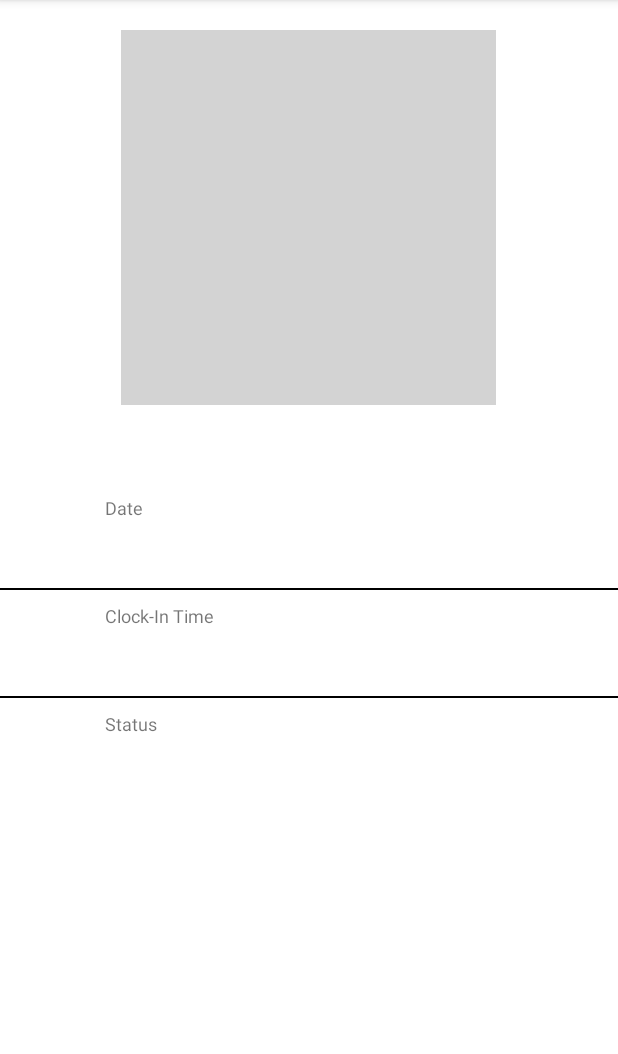
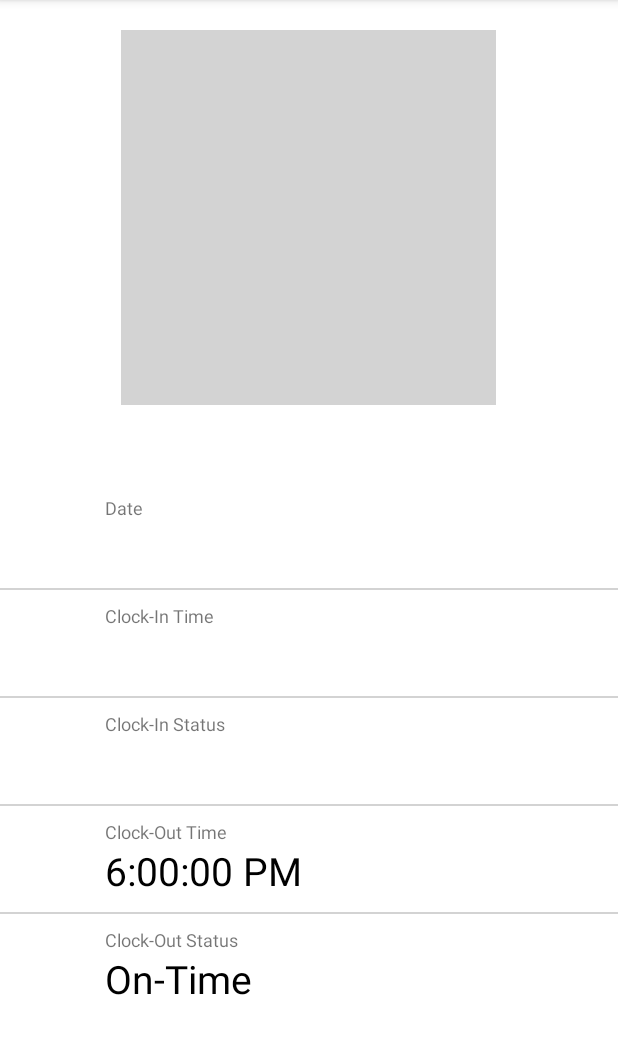
Before and after one commit to Ai-nihil/Time-I.T, an Android app: the UserAttendanceRecordDetailsActivity screen opened directly, with no data from a screen before it, on a phone screen of 412 x 824 dp, the part 84-1138 px from its top. Run offline under Robolectric (Android 15) with nearby library versions, the phone set to English and light mode, and no system bars; 5 statements that could not run were skipped.

Commit message:
Test clock-out button again and revised attendance records and details

```diff
--- a/app/src/main/java/com/example/ojtproject/ListAdapter.java
+++ b/app/src/main/java/com/example/ojtproject/ListAdapter.java
@@ -36,11 +36,15 @@ public class ListAdapter extends ArrayAdapter<ReadWriteUserTimeDetails> {
         TextView listItemTextViewDateDay = convertView.findViewById(R.id.listItemTextViewDateDay);
         TextView listItemTextViewDateTimeClockIn = convertView.findViewById(R.id.listItemTextViewDateTimeClockIn);
         TextView listItemTextViewStatusClockIn = convertView.findViewById(R.id.listItemTextViewStatusClockIn);
+        TextView listItemTextViewDateTimeClockOut = convertView.findViewById(R.id.listItemTextViewDateTimeClockOut);
+        TextView listItemTextViewStatusClockOut = convertView.findViewById(R.id.listItemTextViewStatusClockOut);
 
         //Initialize TextView values of each list item in the list view of UserAttendanceRecordsActivity with data from FireBase
         listItemTextViewDateDay.setText(readWriteUserTimeDetails.getDateDay());
         listItemTextViewDateTimeClockIn.setText(readWriteUserTimeDetails.getDateClockInTime());
         listItemTextViewStatusClockIn.setText(readWriteUserTimeDetails.getClockInStatus());
+        listItemTextViewDateTimeClockOut.setText(readWriteUserTimeDetails.getDateClockOutTime());
+        listItemTextViewStatusClockOut.setText(readWriteUserTimeDetails.getClockOutStatus());
 
         return convertView;
     }
--- a/app/src/main/java/com/example/ojtproject/UserAttendanceRecordDetailsActivity.java
+++ b/app/src/main/java/com/example/ojtproject/UserAttendanceRecordDetailsActivity.java
@@ -32,12 +32,20 @@ public class UserAttendanceRecordDetailsActivity extends AppCompatActivity {
             userAttendanceRecordDetailsActivityTextViewDayDateValue.setText(dateDay);
 
             userAttendanceRecordDetailsActivityTextViewClockInTimeValue = findViewById(R.id.userAttendanceRecordDetailsActivityTextViewClockInTimeValue);
-            String dateTime = selectedRecord.getDateClockInTime();
-            userAttendanceRecordDetailsActivityTextViewClockInTimeValue.setText(dateTime);
+            String dateClockInTime = selectedRecord.getDateClockInTime();
+            userAttendanceRecordDetailsActivityTextViewClockInTimeValue.setText(dateClockInTime);
 
             userAttendanceRecordDetailsActivityTextViewClockInStatusValue = findViewById(R.id.userAttendanceRecordDetailsActivityTextViewClockInStatusValue);
-            String status = selectedRecord.getClockInStatus();
-            userAttendanceRecordDetailsActivityTextViewClockInStatusValue.setText(status);
+            String clockInStatus = selectedRecord.getClockInStatus();
+            userAttendanceRecordDetailsActivityTextViewClockInStatusValue.setText(clockInStatus);
+
+            userAttendanceRecordDetailsActivityTextViewClockInTimeValue = findViewById(R.id.userAttendanceRecordDetailsActivityTextViewClockInTimeValue);
+            String dateClockOutTime = selectedRecord.getDateClockInTime();
+            userAttendanceRecordDetailsActivityTextViewClockInTimeValue.setText(dateClockOutTime);
+
+            userAttendanceRecordDetailsActivityTextViewClockInStatusValue = findViewById(R.id.userAttendanceRecordDetailsActivityTextViewClockInStatusValue);
+            String clockOutStatus = selectedRecord.getClockInStatus();
+            userAttendanceRecordDetailsActivityTextViewClockInStatusValue.setText(clockOutStatus);
         }
     }
 }
--- a/app/src/main/res/layout/activity_user_attendance_record_details.xml
+++ b/app/src/main/res/layout/activity_user_attendance_record_details.xml
@@ -21,8 +21,6 @@
         android:layout_width="match_parent"
         android:layout_height="wrap_content"
         android:layout_marginTop="50dp"
-        android:clickable="true"
-        android:focusable="true"
         android:background="?attr/selectableItemBackground"
         android:layout_below="@+id/profile_image"
         android:paddingVertical="10dp">
@@ -55,7 +53,7 @@
         android:layout_below="@+id/userAttendanceRecordDetailsActivityTextViewDayDateRelativeLayout"
         android:layout_width="match_parent"
         android:layout_height="1dp"
-        android:background="#000000"/>
+        android:background="@color/light_gray"/>
 
     <RelativeLayout
         android:id="@+id/userAttendanceRecordDetailsActivityTextViewClockInTimeLayout"
@@ -93,14 +91,12 @@
         android:layout_below="@+id/userAttendanceRecordDetailsActivityTextViewClockInTimeLayout"
         android:layout_width="match_parent"
         android:layout_height="1dp"
-        android:background="#000000"/>
+        android:background="@color/light_gray"/>
 
     <RelativeLayout
         android:id="@+id/userAttendanceRecordDetailsActivityTextViewClockInStatusLayout"
         android:layout_width="match_parent"
         android:layout_height="wrap_content"
-        android:clickable="true"
-        android:focusable="true"
         android:background="?attr/selectableItemBackground"
         android:layout_below="@id/userAttendanceRecordDetailsActivityTextViewClockInTimeLayout"
         android:paddingVertical="10dp">
@@ -114,7 +110,7 @@
             <TextView
                 android:layout_width="wrap_content"
                 android:layout_height="wrap_content"
-                android:text="Status"
+                android:text="Clock-In Status"
                 android:textSize="12sp"/>
 
             <TextView
@@ -127,6 +123,82 @@
 
         </LinearLayout>
 
+    </RelativeLayout>
+
+    <View
+        android:layout_below="@+id/userAttendanceRecordDetailsActivityTextViewClockInStatusLayout"
+        android:layout_width="match_parent"
+        android:layout_height="1dp"
+        android:background="@color/light_gray"/>
+
+    <RelativeLayout
+        android:id="@+id/userAttendanceRecordDetailsActivityTextViewClockOutTimeLayout"
+        android:layout_width="match_parent"
+        android:layout_height="wrap_content"
+        android:layout_below="@+id/userAttendanceRecordDetailsActivityTextViewClockInStatusLayout"
+        android:paddingVertical="10dp">
+
+
+        <LinearLayout
+            android:layout_width="wrap_content"
+            android:layout_height="wrap_content"
+            android:orientation="vertical"
+            android:layout_marginStart="70dp">
+
+            <TextView
+                android:layout_width="wrap_content"
+                android:layout_height="wrap_content"
+                android:text="Clock-Out Time"
+                android:textSize="12sp"/>
+
+            <TextView
+                android:id="@+id/userAttendanceRecordDetailsActivityTextViewClockOutTimeValue"
+                android:layout_width="wrap_content"
+                android:layout_height="wrap_content"
+                android:text="6:00:00 PM"
+                android:textSize="26sp"
+                android:textColor="#000000"/>
+
+        </LinearLayout>
+
+    </RelativeLayout>
+
+    <View
+        android:layout_below="@+id/userAttendanceRecordDetailsActivityTextViewClockOutTimeLayout"
+        android:layout_width="match_parent"
+        android:layout_height="1dp"
+        android:background="@color/light_gray"/>
+
+    <RelativeLayout
+        android:id="@+id/userAttendanceRecordDetailsActivityTextViewClockOutStatusLayout"
+        android:layout_width="match_parent"
+        android:layout_height="wrap_content"
+        android:background="?attr/selectableItemBackground"
+        android:layout_below="@id/userAttendanceRecordDetailsActivityTextViewClockOutTimeLayout"
+        android:paddingVertical="10dp">
+
+        <LinearLayout
+            android:layout_width="wrap_content"
+            android:layout_height="wrap_content"
+            android:orientation="vertical"
+            android:layout_marginStart="70dp">
+
+            <TextView
+                android:layout_width="wrap_content"
+                android:layout_height="wrap_content"
+                android:text="Clock-Out Status"
+                android:textSize="12sp"/>
+
+            <TextView
+                android:id="@+id/userAttendanceRecordDetailsActivityTextViewClockOutStatusValue"
+                android:layout_width="wrap_content"
+                android:layout_height="wrap_content"
+                android:text="On-Time"
+                android:textSize="26sp"
+                android:textColor="#000000"/>
+
+        </LinearLayout>
+
 
     </RelativeLayout>
 
```
Also changed, not shown: app/src/main/java/com/example/ojtproject/AlarmReceiver.java (+20 -10 lines), app/src/main/java/com/example/ojtproject/HomePageActivity.java (+14 -28 lines), app/src/main/res/layout/list_item.xml (+14 -0 lines).
